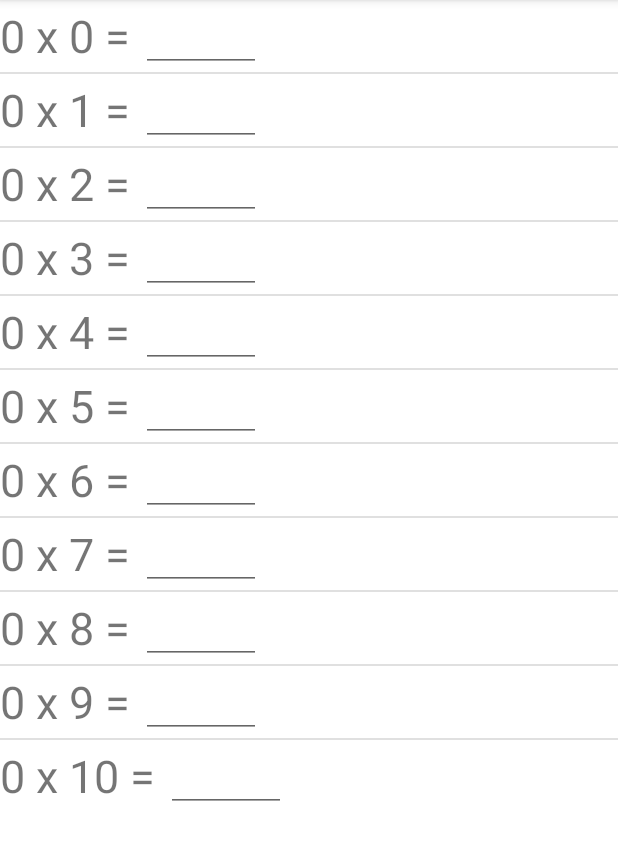
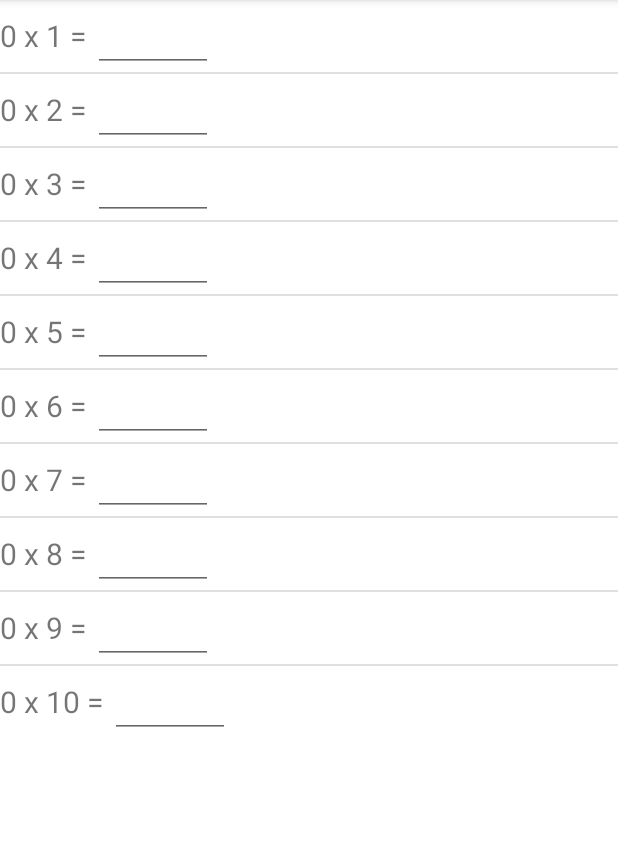
Before and after one commit to Tohsakie/IslaFun, an Android app: the ExerciceMultiplyActivity screen opened directly, with no data from a screen before it, on a phone screen of 412 x 824 dp, the part 84-944 px from its top. Run offline under Robolectric (Android 15) with nearby library versions, the phone set to English and light mode, and no system bars; 1 statement that could not run was skipped.

Commit message:
très complexe fix des résultats

```diff
--- a/fontanaThacquarG/app/src/main/java/com/example/fontanathacquarg/ExerciceAdditionActivity.java
+++ b/fontanaThacquarG/app/src/main/java/com/example/fontanathacquarg/ExerciceAdditionActivity.java
@@ -22,7 +22,7 @@ public class ExerciceAdditionActivity extends AppCompatActivity {
         RowAdapter rowAdapter;
         ListView listView;
 
-        for(int i = 0; i <= 10; i++){
+        for(int i = 1; i <= 10; i++){
             tempStr = new Random().nextInt(100) + " + " + new Random().nextInt(100) + " = ";
             tempRow = new Row(tempStr);
             tempRow.setId(i);
--- a/fontanaThacquarG/app/src/main/java/com/example/fontanathacquarg/ExerciceMultiplyActivity.java
+++ b/fontanaThacquarG/app/src/main/java/com/example/fontanathacquarg/ExerciceMultiplyActivity.java
@@ -25,7 +25,7 @@ public class ExerciceMultiplyActivity extends AppCompatActivity {
         String tempStr;
         Row tempRow;
         RowAdapter rowAdapter;
-        for(int i = 0; i <= 10; i++){
+        for(int i = 1; i <= 10; i++){
             tempStr = MATH_KEY + " x " + i + " = ";
             tempRow = new Row(tempStr);
             tempRow.setId(i);
--- a/fontanaThacquarG/app/src/main/res/layout/activity_exercice_multiply_row.xml
+++ b/fontanaThacquarG/app/src/main/res/layout/activity_exercice_multiply_row.xml
@@ -1,7 +1,7 @@
 <?xml version="1.0" encoding="utf-8"?>
 <LinearLayout xmlns:android="http://schemas.android.com/apk/res/android"
-    android:layout_width="wrap_content"
-    android:layout_height="wrap_content"
+    android:layout_width="match_parent"
+    android:layout_height="match_parent"
     android:orientation="horizontal">
 
     <TextView
@@ -9,7 +9,7 @@
         android:layout_width="match_parent"
         android:layout_height="wrap_content"
         android:layout_gravity="center"
-        android:textSize="30sp">
+        android:textSize="20sp">
     </TextView>
 
     <EditText
@@ -29,7 +29,7 @@
         android:layout_height="wrap_content"
         android:layout_gravity="center"
         android:text=""
-        android:textSize="30sp">
+        android:textSize="20sp">
 
     </TextView>
 </LinearLayout>
```
